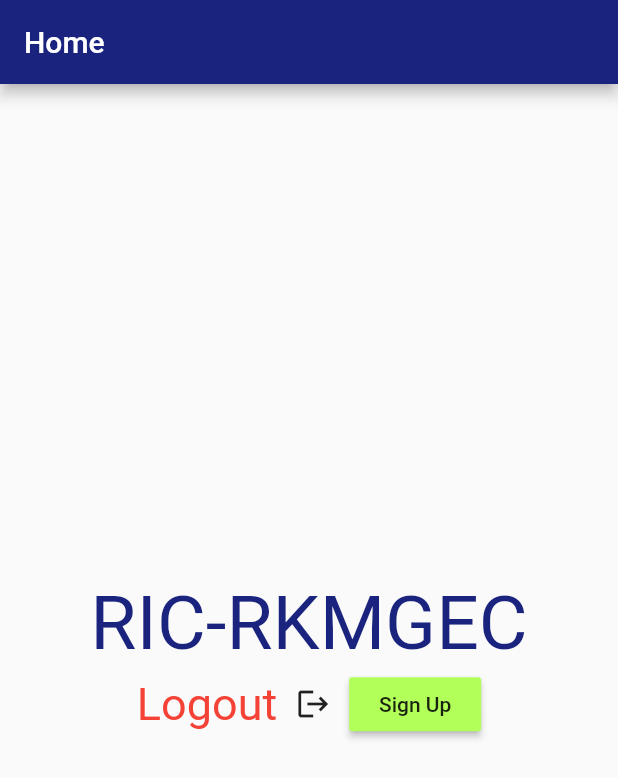
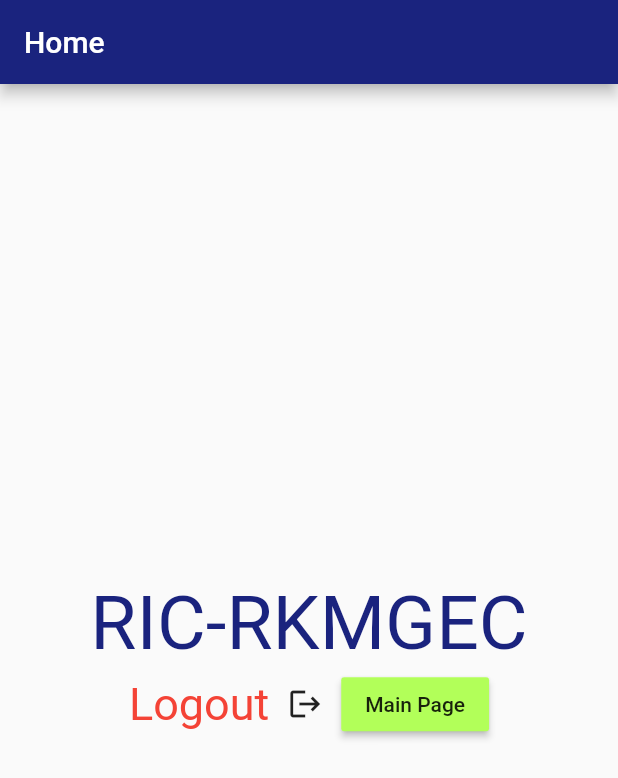
Before and after one commit to astreffect/ayto_driver_x, a Flutter app: the screen it shows after launch, on a phone screen of 412 x 824 dp. Shown: the top 778 px of the screen. Run offline on Flutter 3.47's test engine with Material 2 defaults, Android fonts, the phone set to English and light mode, and no system bars; our stand-ins replace firebase_auth, firebase_core, firebase_database, fluttertoast; accounts and stored records are empty.

Commit message:
Little Bugs Fixed

```diff
--- a/lib/home.dart
+++ b/lib/home.dart
@@ -58,7 +58,7 @@ class _HomeState extends State<Home> {
                   ),
                   MaterialButton(
                     color: Colors.lightGreenAccent,
-                      child: const Text("Sign Up"),
+                      child: const Text("Main Page"),
                     onPressed: () {
                       Navigator.push(context, MaterialPageRoute(builder: (context)=>MainPage())
                       );
--- a/lib/mainpage.dart
+++ b/lib/mainpage.dart
@@ -1,5 +1,5 @@
 import 'package:ayto_driver_x/brand_colors.dart';
-//import 'package:cabdriver/globalvariabels.dart';
+import 'package:ayto_driver_x/globalvariabels.dart';
 //import 'package:cabdriver/tabs/earningstab.dart';
 //import 'package:ayto_driver_x/tabs/hometab.dart';
 import 'package:ayto_driver_x/tabs/profiletab.dart';
```
